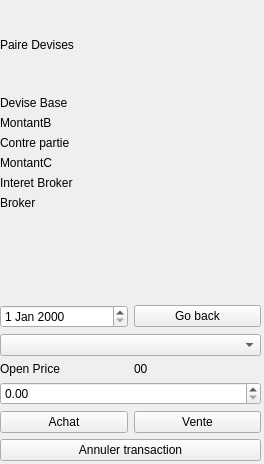
The window that source/TradingSimulator/modepaspaswidget.ui (VSahanaa/LO21_TrandingSimulator) describes before a commit, drawn with Qt 5.
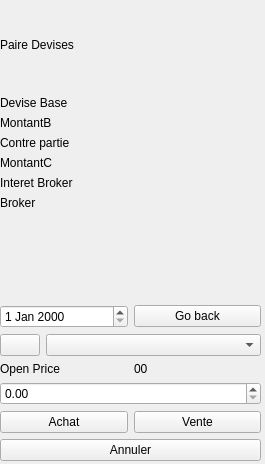
The same window after the commit. Icons and pictures are not drawn.

Diff of the .ui file:
```diff
--- a/source/TradingSimulator/modepaspaswidget.ui
+++ b/source/TradingSimulator/modepaspaswidget.ui
@@ -6,7 +6,7 @@
    <rect>
     <x>0</x>
     <y>0</y>
-    <width>264</width>
+    <width>265</width>
     <height>464</height>
    </rect>
   </property>
@@ -119,9 +119,35 @@
        </layout>
       </item>
       <item>
-       <layout class="QHBoxLayout" name="horizontalLayout">
+       <layout class="QHBoxLayout" name="horizontalLayout"/>
+      </item>
+      <item>
+       <layout class="QHBoxLayout" name="horizontalLayout_4">
+        <item>
+         <widget class="QPushButton" name="pushButton">
+          <property name="sizePolicy">
+           <sizepolicy hsizetype="Fixed" vsizetype="Minimum">
+            <horstretch>0</horstretch>
+            <verstretch>0</verstretch>
+           </sizepolicy>
+          </property>
+          <property name="text">
+           <string/>
+          </property>
+          <property name="icon">
+           <iconset resource="resource.qrc">
+            <normaloff>:/TradingSimulator/evolutionCours/icons/timer.jpg</normaloff>:/TradingSimulator/evolutionCours/icons/timer.jpg</iconset>
+          </property>
+         </widget>
+        </item>
         <item>
          <widget class="QComboBox" name="comboBox_timer">
+          <property name="sizePolicy">
+           <sizepolicy hsizetype="Expanding" vsizetype="Fixed">
+            <horstretch>0</horstretch>
+            <verstretch>0</verstretch>
+           </sizepolicy>
+          </property>
           <property name="currentText">
            <string/>
           </property>
@@ -171,7 +197,11 @@
       <item>
        <widget class="QPushButton" name="pushButton_annulerTransaction">
         <property name="text">
-         <string>Annuler transaction</string>
+         <string>Annuler</string>
+        </property>
+        <property name="icon">
+         <iconset resource="resource.qrc">
+          <normaloff>:/TradingSimulator/evolutionCours/icons/undo.png</normaloff>:/TradingSimulator/evolutionCours/icons/undo.png</iconset>
         </property>
        </widget>
       </item>
```
Left out of the diff: 16 changed lines with no effect on the pictures.
